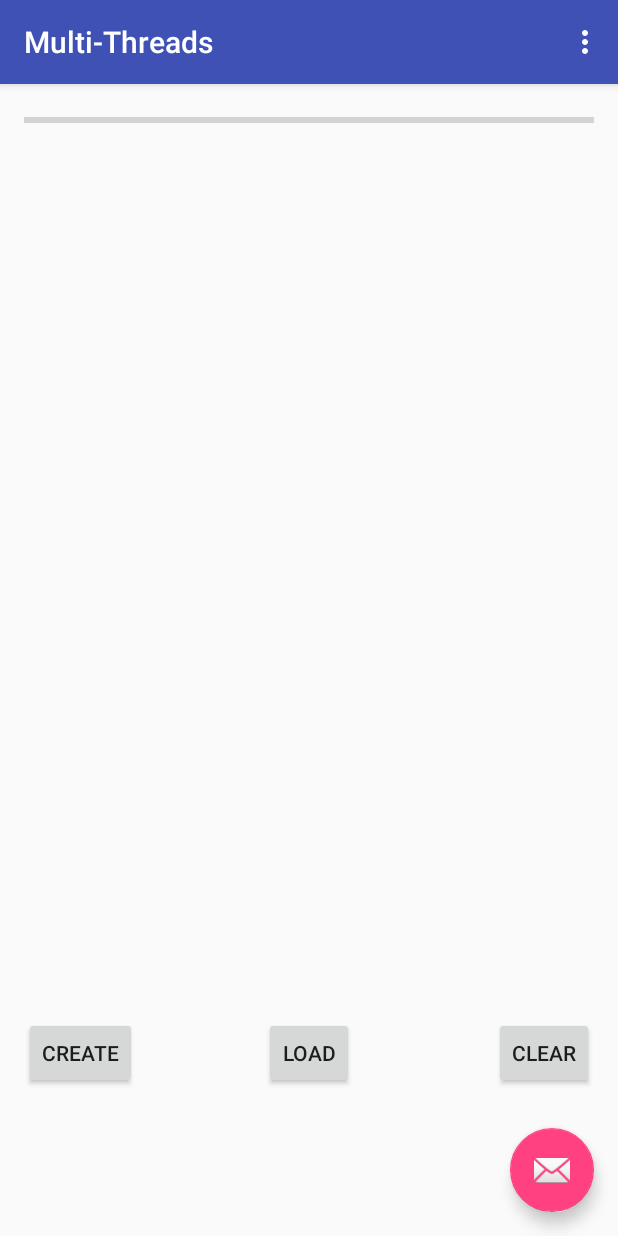
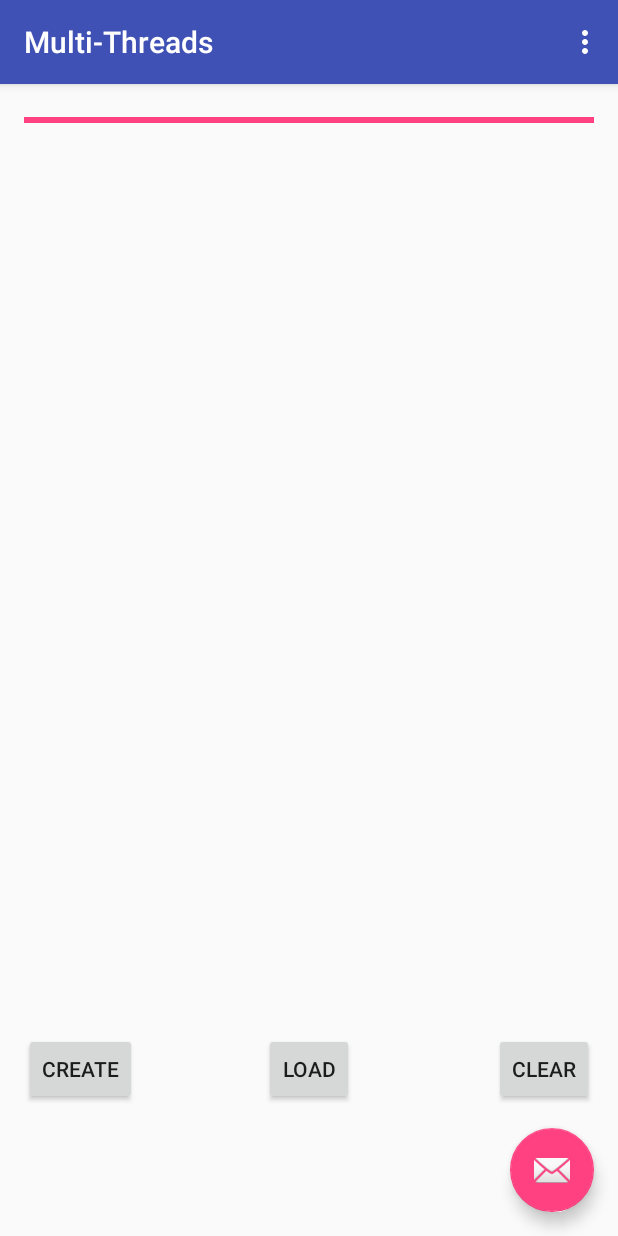
Before and after one commit to johnnymeyer/cs246Homework, an Android app: the screen it shows after launch (MainActivity), after a tap on "CREATE", on a phone screen of 412 x 824 dp. Run offline under Robolectric (Android 15) with nearby library versions, the phone set to English and light mode, and no system bars.

Commit message:
All the parts of this project is finished. Changed how was writing to the file. Working with multiple threads

```diff
--- a/week6/Multi-Threads/app/src/main/java/com/cs246/johnmeyer/multi_threads/MainActivity.java
+++ b/week6/Multi-Threads/app/src/main/java/com/cs246/johnmeyer/multi_threads/MainActivity.java
@@ -1,38 +1,31 @@
 package com.cs246.johnmeyer.multi_threads;
 
-import android.content.Context;
-import android.content.Intent;
+import android.os.AsyncTask;
 import android.os.Bundle;
 import android.support.design.widget.FloatingActionButton;
 import android.support.design.widget.Snackbar;
 import android.support.v7.app.AppCompatActivity;
 import android.support.v7.widget.Toolbar;
-import android.util.Log;
 import android.view.Menu;
 import android.view.MenuItem;
 import android.view.View;
 import android.widget.ArrayAdapter;
 import android.widget.ListView;
+import android.widget.ProgressBar;
 import android.widget.Toast;
 
 import java.io.BufferedReader;
 import java.io.File;
-import java.io.FileNotFoundException;
-import java.io.FileOutputStream;
 import java.io.FileReader;
+import java.io.FileWriter;
 import java.io.IOException;
-import java.io.OutputStreamWriter;
-import java.nio.Buffer;
 import java.util.ArrayList;
 import java.util.List;
-import java.util.Scanner;
 
 public class MainActivity extends AppCompatActivity {
 
-    FileOutputStream outputStream;
     String fileName = "numbers.txt";
     ArrayAdapter<String> arrayAdapter;
-    ListView listViewHandle;
 
     @Override
     protected void onCreate(Bundle savedInstanceState) {
@@ -73,40 +66,71 @@ public class MainActivity extends AppCompatActivity {
         return super.onOptionsItemSelected(item);
     }
 
-    public void onClickWriteFile(View v) {
+    public void createFile(View v) {
+        //Log.d("Debug", "Inside OnclickWriteFile");
+        new Create().execute(getFilesDir() + "numbers.txt");
+    }
 
+    public void loadFile(View v) {
+
+        new Load().execute(getFilesDir() + "numbers.txt");
+    }
+
+    private class Create extends AsyncTask<String, Integer, Void> {
+
+        @Override
+        protected void onPreExecute() {
+            ((ProgressBar) findViewById(R.id.progressBar)).setProgress(0);
+        }
+
+        @Override
+        protected Void doInBackground(String... params) {
             try {
-            outputStream = openFileOutput(fileName, Context.MODE_PRIVATE);
-            OutputStreamWriter writer = new OutputStreamWriter(outputStream);
+                FileWriter fileWriter = new FileWriter(params[0]);
 
-            try {
                 for (int i = 1; i < 11; i++) {
-                    writer.write(i + "\n");
+                    fileWriter.write(i + "\n");
                     try {
                         Thread.sleep(250);
-                    }
-                    catch (InterruptedException e) {
+                        publishProgress(i);
+                    } catch (InterruptedException e) {
                         // should never get here
                     }
                 }
-                writer.close();
+                fileWriter.close();
 
-                Toast.makeText(getApplicationContext(), "File Created", Toast.LENGTH_LONG).show();
-            }
-            catch (IOException e) {
+            } catch (IOException e) {
                 e.printStackTrace();
             }
+
+            return null;
         }
-        catch (FileNotFoundException e) {
-            e.printStackTrace();
+
+        @Override
+        protected void onProgressUpdate(Integer... progress) {
+            ((ProgressBar) findViewById(R.id.progressBar)).setProgress(10 * progress[0]);
+        }
+
+        @Override
+        protected void onPostExecute(Void v) {
+            Toast.makeText(getApplicationContext(), "File Created", Toast.LENGTH_SHORT).show();
         }
     }
 
-    public void onClickLoadFile(View v) {
-        List<String> contents = new ArrayList<String>();
+    private class Load extends AsyncTask<String, Integer, Void> {
+
+        List<String> contents = new ArrayList<>();
+
+        @Override
+        protected void onPreExecute() {
+            ((ProgressBar) findViewById(R.id.progressBar)).setProgress(0);
+        }
+
+        @Override
+        protected Void doInBackground(String... params) {
+
             File filesDir = getFilesDir();
             File toOpen = new File(filesDir, fileName);
-        listViewHandle = (ListView) findViewById(R.id.listView);
 
             try {
                 BufferedReader br = new BufferedReader(new FileReader(toOpen));
@@ -116,26 +140,36 @@ public class MainActivity extends AppCompatActivity {
                     contents.add(line);
                     try {
                         Thread.sleep(250);
-                }
-                catch (InterruptedException e) {
+                        publishProgress(10);
+                    } catch (InterruptedException e) {
                         // should never get here
                     }
                 }
                 br.close();
-        }
-        catch (IOException e) {
+            } catch (IOException e) {
                 System.out.println(e);
             }
 
-        arrayAdapter = new ArrayAdapter<String>(this,
-                android.R.layout.simple_list_item_1, contents);
+            return null;
+        }
 
+        @Override
+        protected void onProgressUpdate(Integer... values) {
+            ProgressBar bar = ((ProgressBar) findViewById(R.id.progressBar));
+            bar.setProgress(bar.getProgress() + values[0]);
+        }
+
+        @Override
+        protected void onPostExecute(Void thisVoid) {
+            ListView listViewHandle = (ListView) findViewById(R.id.listView);
+            arrayAdapter = new ArrayAdapter<>(MainActivity.this, android.R.layout.simple_list_item_1, contents);
             listViewHandle.setAdapter(arrayAdapter);
         }
 
-    public void onClickClear(View v) {
+    }
 
+    public void clearContents(View v) {
         arrayAdapter.clear();
-        listViewHandle.setAdapter(arrayAdapter);
+        ((ProgressBar) findViewById(R.id.progressBar)).setProgress(0);
     }
 }
--- a/week6/Multi-Threads/app/src/main/res/layout/content_main.xml
+++ b/week6/Multi-Threads/app/src/main/res/layout/content_main.xml
@@ -38,11 +38,11 @@
         android:layout_height="wrap_content"
         android:text="CREATE"
         android:id="@+id/button"
-        android:onClick="onClickWriteFile"
+        android:onClick="createFile"
         android:layout_alignParentBottom="true"
         android:layout_alignParentLeft="true"
         android:layout_alignParentStart="true"
-        android:layout_marginBottom="82dp" />
+        android:layout_marginBottom="71dp" />
 
     <Button
         style="?android:attr/buttonStyleSmall"
@@ -50,9 +50,9 @@
         android:layout_height="wrap_content"
         android:text="LOAD"
         android:id="@+id/button2"
-        android:layout_alignTop="@+id/button"
+        android:layout_alignBottom="@+id/button"
         android:layout_centerHorizontal="true"
-        android:onClick="onClickLoadFile" />
+        android:onClick="loadFile" />
 
     <Button
         style="?android:attr/buttonStyleSmall"
@@ -63,5 +63,5 @@
         android:layout_alignTop="@+id/button2"
         android:layout_alignParentRight="true"
         android:layout_alignParentEnd="true"
-        android:onClick="onClickClear" />
+        android:onClick="clearContents" />
 </RelativeLayout>
```
Lines whose indentation alone changed are shown as unchanged.
